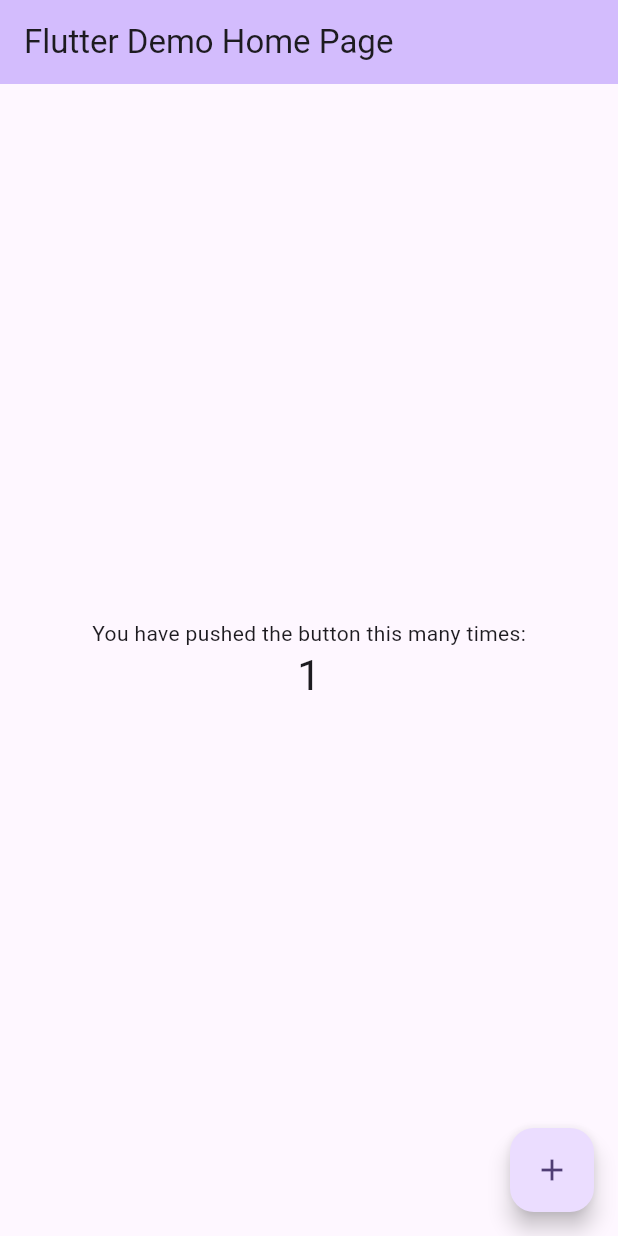
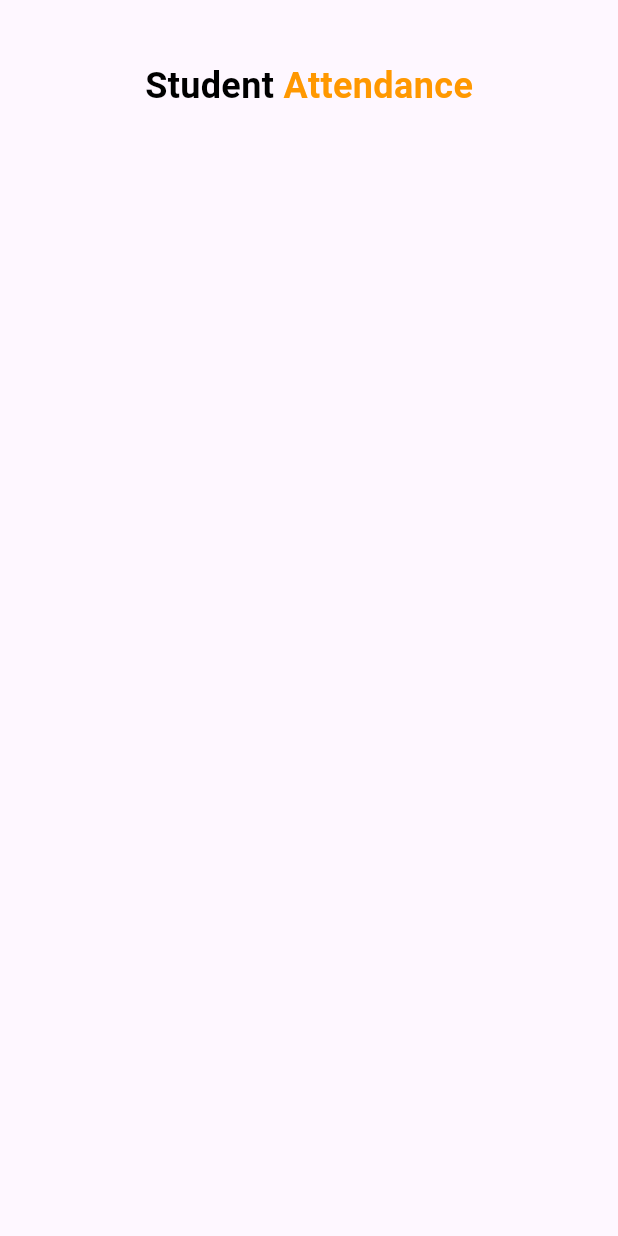
Before and after one commit to usama-devv/student-attendance-app, a Flutter app: the screen it shows after launch, after a tap on the "add" icon, on a phone screen of 412 x 824 dp. Run offline on Flutter 3.47's test engine with Material 3 defaults, Android fonts, the phone set to English and light mode, and no system bars; our stand-ins replace get.

Commit message:
initial commit

```diff
--- a/lib/main.dart
+++ b/lib/main.dart
@@ -1,4 +1,5 @@
 import 'package:flutter/material.dart';
+import 'package:student_attendance_app/views/home.dart';
 
 void main() {
   runApp(const MyApp());
@@ -10,97 +11,12 @@ class MyApp extends StatelessWidget {
   @override
   Widget build(BuildContext context) {
     return MaterialApp(
-      title: 'Flutter Demo',
+      debugShowCheckedModeBanner: false,
+      title: 'Student Attendance',
       theme: ThemeData(
         colorScheme: ColorScheme.fromSeed(seedColor: Colors.deepPurple),
       ),
-      home: const MyHomePage(title: 'Flutter Demo Home Page'),
+      home: const HomeScreen(),
     );
   }
 }
-
-class MyHomePage extends StatefulWidget {
-  const MyHomePage({super.key, required this.title});
-
-  // This widget is the home page of your application. It is stateful, meaning
-  // that it has a State object (defined below) that contains fields that affect
-  // how it looks.
-
-  // This class is the configuration for the state. It holds the values (in this
-  // case the title) provided by the parent (in this case the App widget) and
-  // used by the build method of the State. Fields in a Widget subclass are
-  // always marked "final".
-
-  final String title;
-
-  @override
-  State<MyHomePage> createState() => _MyHomePageState();
-}
-
-class _MyHomePageState extends State<MyHomePage> {
-  int _counter = 0;
-
-  void _incrementCounter() {
-    setState(() {
-      // This call to setState tells the Flutter framework that something has
-      // changed in this State, which causes it to rerun the build method below
-      // so that the display can reflect the updated values. If we changed
-      // _counter without calling setState(), then the build method would not be
-      // called again, and so nothing would appear to happen.
-      _counter++;
-    });
-  }
-
-  @override
-  Widget build(BuildContext context) {
-    // This method is rerun every time setState is called, for instance as done
-    // by the _incrementCounter method above.
-    //
-    // The Flutter framework has been optimized to make rerunning build methods
-    // fast, so that you can just rebuild anything that needs updating rather
-    // than having to individually change instances of widgets.
-    return Scaffold(
-      appBar: AppBar(
-        // TRY THIS: Try changing the color here to a specific color (to
-        // Colors.amber, perhaps?) and trigger a hot reload to see the AppBar
-        // change color while the other colors stay the same.
-        backgroundColor: Theme.of(context).colorScheme.inversePrimary,
-        // Here we take the value from the MyHomePage object that was created by
-        // the App.build method, and use it to set our appbar title.
-        title: Text(widget.title),
-      ),
-      body: Center(
-        // Center is a layout widget. It takes a single child and positions it
-        // in the middle of the parent.
-        child: Column(
-          // Column is also a layout widget. It takes a list of children and
-          // arranges them vertically. By default, it sizes itself to fit its
-          // children horizontally, and tries to be as tall as its parent.
-          //
-          // Column has various properties to control how it sizes itself and
-          // how it positions its children. Here we use mainAxisAlignment to
-          // center the children vertically; the main axis here is the vertical
-          // axis because Columns are vertical (the cross axis would be
-          // horizontal).
-          //
-          // TRY THIS: Invoke "debug painting" (choose the "Toggle Debug Paint"
-          // action in the IDE, or press "p" in the console), to see the
-          // wireframe for each widget.
-          mainAxisAlignment: MainAxisAlignment.center,
-          children: <Widget>[
-            const Text('You have pushed the button this many times:'),
-            Text(
-              '$_counter',
-              style: Theme.of(context).textTheme.headlineMedium,
-            ),
-          ],
-        ),
-      ),
-      floatingActionButton: FloatingActionButton(
-        onPressed: _incrementCounter,
-        tooltip: 'Increment',
-        child: const Icon(Icons.add),
-      ), // This trailing comma makes auto-formatting nicer for build methods.
-    );
-  }
-}
--- /dev/null
+++ b/lib/views/add_student.dart
@@ -0,0 +1,44 @@
+import 'package:flutter/material.dart';
+
+class AddStudent extends StatefulWidget {
+  const AddStudent({super.key});
+
+  @override
+  State<AddStudent> createState() => _AddStudentState();
+}
+
+class _AddStudentState extends State<AddStudent> {
+  @override
+  Widget build(BuildContext context) {
+    return Scaffold(
+      body: Container(
+        margin: EdgeInsets.only(top: 40.0, left: 20.0, right: 20.0),
+        child: Column(
+          children: [
+            Row(
+              mainAxisAlignment: MainAxisAlignment.center,
+              children: [
+                Text(
+                  "Student ",
+                  style: TextStyle(
+                    color: Colors.black,
+                    fontWeight: FontWeight.bold,
+                    fontSize: 24.0,
+                  ),
+                ),
+                Text(
+                  "Attendance",
+                  style: TextStyle(
+                    color: Colors.orange,
+                    fontWeight: FontWeight.bold,
+                    fontSize: 24.0,
+                  ),
+                ),
+              ],
+            ),
+          ],
+        ),
+      ),
+    );
+  }
+}
--- /dev/null
+++ b/lib/views/home.dart
@@ -0,0 +1,182 @@
+import 'package:flutter/material.dart';
+import 'package:get/get.dart';
+import 'package:student_attendance_app/views/add_student.dart';
+
+class HomeScreen extends StatefulWidget {
+  const HomeScreen({super.key});
+
+  @override
+  State<HomeScreen> createState() => _HomeScreenState();
+}
+
+class _HomeScreenState extends State<HomeScreen> {
+  @override
+  Widget build(BuildContext context) {
+    return Scaffold(
+      floatingActionButton: FloatingActionButton(
+        backgroundColor: Colors.orange,
+        onPressed: () => Get.to(AddStudent()),
+        child: Icon(Icons.add, color: Colors.white),
+      ),
+      body: Container(
+        margin: EdgeInsets.only(top: 40.0, left: 20.0, right: 20.0),
+        child: Column(
+          children: [
+            Row(
+              mainAxisAlignment: MainAxisAlignment.center,
+              children: [
+                Text(
+                  "Student ",
+                  style: TextStyle(
+                    color: Colors.black,
+                    fontWeight: FontWeight.bold,
+                    fontSize: 24.0,
+                  ),
+                ),
+                Text(
+                  "Attendance",
+                  style: TextStyle(
+                    color: Colors.orange,
+                    fontWeight: FontWeight.bold,
+                    fontSize: 24.0,
+                  ),
+                ),
+              ],
+            ),
+            SizedBox(height: 30.0),
+            Material(
+              elevation: 3.0,
+              borderRadius: BorderRadius.circular(10),
+              child: Container(
+                padding: EdgeInsets.only(left: 20.0, top: 10.0, bottom: 10.0),
+                width: MediaQuery.of(context).size.width,
+                decoration: BoxDecoration(
+                  color: Colors.white,
+                  borderRadius: BorderRadius.circular(10),
+                ),
+                child: Column(
+                  crossAxisAlignment: CrossAxisAlignment.start,
+                  children: [
+                    Row(
+                      children: [
+                        Text(
+                          "Student Name : ",
+                          style: TextStyle(
+                            color: Colors.black,
+                            fontWeight: FontWeight.w500,
+                            fontSize: 18.0,
+                          ),
+                        ),
+                        Text(
+                          "Usama Masood",
+                          style: TextStyle(
+                            color: Colors.orange,
+                            fontWeight: FontWeight.w500,
+                            fontSize: 18.0,
+                          ),
+                        ),
+                      ],
+                    ),
+                    SizedBox(height: 5.0),
+                    Row(
+                      children: [
+                        Text(
+                          "Student RollNo. : ",
+                          style: TextStyle(
+                            color: Colors.black,
+                            fontWeight: FontWeight.w500,
+                            fontSize: 18.0,
+                          ),
+                        ),
+                        Text(
+                          "01",
+                          style: TextStyle(
+                            color: Colors.orange,
+                            fontWeight: FontWeight.w500,
+                            fontSize: 18.0,
+                          ),
+                        ),
+                      ],
+                    ),
+                    SizedBox(height: 5.0),
+                    Row(
+                      children: [
+                        Text(
+                          "Student Age : ",
+                          style: TextStyle(
+                            color: Colors.black,
+                            fontWeight: FontWeight.w500,
+                            fontSize: 18.0,
+                          ),
+                        ),
+                        Text(
+                          "24",
+                          style: TextStyle(
+                            color: Colors.orange,
+                            fontWeight: FontWeight.w500,
+                            fontSize: 18.0,
+                          ),
+                        ),
+                      ],
+                    ),
+                    SizedBox(height: 5.0),
+                    Row(
+                      children: [
+                        Text(
+                          "Attendance : ",
+                          style: TextStyle(
+                            color: Colors.black,
+                            fontWeight: FontWeight.w500,
+                            fontSize: 20.0,
+                          ),
+                        ),
+                        SizedBox(width: 10),
+                        Container(
+                          width: 50,
+                          padding: EdgeInsets.all(5),
+                          decoration: BoxDecoration(
+                            color: Colors.green,
+                            borderRadius: BorderRadius.circular(5),
+                          ),
+                          child: Center(
+                            child: Text(
+                              "P",
+                              style: TextStyle(
+                                color: Colors.white,
+                                fontSize: 20.0,
+                                fontWeight: FontWeight.bold,
+                              ),
+                            ),
+                          ),
+                        ),
+                        SizedBox(width: 10),
+                        Container(
+                          width: 50,
+                          padding: EdgeInsets.all(5),
+                          decoration: BoxDecoration(
+                            color: Colors.red,
+                            borderRadius: BorderRadius.circular(5),
+                          ),
+                          child: Center(
+                            child: Text(
+                              "A",
+                              style: TextStyle(
+                                color: Colors.white,
+                                fontSize: 20.0,
+                                fontWeight: FontWeight.bold,
+                              ),
+                            ),
+                          ),
+                        ),
+                      ],
+                    ),
+                  ],
+                ),
+              ),
+            ),
+          ],
+        ),
+      ),
+    );
+  }
+}
--- a/pubspec.yaml
+++ b/pubspec.yaml
@@ -30,6 +30,10 @@ environment:
 dependencies:
   flutter:
     sdk: flutter
+  firebase_core:
+  cloud_firestore:
+  random_string:
+  get:
 
   # The following adds the Cupertino Icons font to your application.
   # Use with the CupertinoIcons class for iOS style icons.
```
Also changed, not shown: pubspec.lock, 3 other files.
